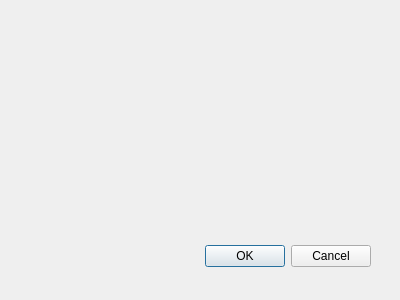
Old version of the form rcl_simplification_dialog_base.ui in the repository spacesyntax/Rcl-simplification-.
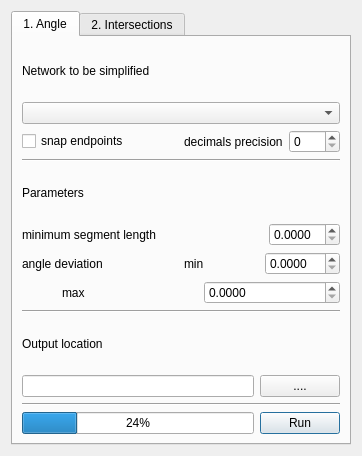
New version of the form.

```diff
--- a/rcl_simplification_dialog_base.ui
+++ b/rcl_simplification_dialog_base.ui
@@ -1,33 +1,449 @@
-<ui version="4.0" >
- <class>RclSimplificationDialogBase</class>
- <widget class="QDialog" name="RclSimplificationDialogBase" >
-  <property name="geometry" >
+<?xml version="1.0" encoding="UTF-8"?>
+<ui version="4.0">
+ <class>MergeLinesDialogBase</class>
+ <widget class="QDialog" name="MergeLinesDialogBase">
+  <property name="geometry">
    <rect>
     <x>0</x>
     <y>0</y>
-    <width>400</width>
-    <height>300</height>
+    <width>362</width>
+    <height>456</height>
    </rect>
   </property>
-  <property name="windowTitle" >
-   <string>RcL Simplification</string>
+  <property name="sizePolicy">
+   <sizepolicy hsizetype="Fixed" vsizetype="Fixed">
+    <horstretch>0</horstretch>
+    <verstretch>0</verstretch>
+   </sizepolicy>
   </property>
-  <widget class="QDialogButtonBox" name="button_box" >
-   <property name="geometry" >
-    <rect>
-     <x>30</x>
-     <y>240</y>
-     <width>341</width>
-     <height>32</height>
-    </rect>
-   </property>
-   <property name="orientation" >
-    <enum>Qt::Horizontal</enum>
-   </property>
-   <property name="standardButtons" >
-    <set>QDialogButtonBox::Cancel|QDialogButtonBox::Ok</set>
-   </property>
-  </widget>
+  <property name="windowTitle">
+   <string>MergeLines</string>
+  </property>
+  <layout class="QGridLayout" name="gridLayout_3">
+   <item row="0" column="0">
+    <widget class="QTabWidget" name="tabWidget">
+     <property name="currentIndex">
+      <number>0</number>
+     </property>
+     <widget class="QWidget" name="tab">
+      <attribute name="title">
+       <string>1. Angle</string>
+      </attribute>
+      <layout class="QVBoxLayout" name="verticalLayout_2">
+       <item>
+        <layout class="QGridLayout" name="gridLayout_2">
+         <item row="1" column="0">
+          <widget class="QComboBox" name="InputCombo1"/>
+         </item>
+         <item row="8" column="0">
+          <widget class="Line" name="line_5">
+           <property name="orientation">
+            <enum>Qt::Horizontal</enum>
+           </property>
+          </widget>
+         </item>
+         <item row="0" column="0">
+          <widget class="QLabel" name="label_36">
+           <property name="text">
+            <string>Network to be simplified </string>
+           </property>
+          </widget>
+         </item>
+         <item row="9" column="0">
+          <widget class="QLabel" name="label_55">
+           <property name="text">
+            <string>Output location</string>
+           </property>
+          </widget>
+         </item>
+         <item row="11" column="0">
+          <widget class="Line" name="line_4">
+           <property name="orientation">
+            <enum>Qt::Horizontal</enum>
+           </property>
+          </widget>
+         </item>
+         <item row="4" column="0">
+          <widget class="QLabel" name="label_6">
+           <property name="text">
+            <string>Parameters</string>
+           </property>
+          </widget>
+         </item>
+         <item row="3" column="0">
+          <widget class="Line" name="line_6">
+           <property name="orientation">
+            <enum>Qt::Horizontal</enum>
+           </property>
+          </widget>
+         </item>
+         <item row="7" column="0">
+          <layout class="QHBoxLayout" name="horizontalLayout_8">
+           <item>
+            <spacer name="horizontalSpacer_2">
+             <property name="orientation">
+              <enum>Qt::Horizontal</enum>
+             </property>
+             <property name="sizeType">
+              <enum>QSizePolicy::Preferred</enum>
+             </property>
+             <property name="sizeHint" stdset="0">
+              <size>
+               <width>40</width>
+               <height>20</height>
+              </size>
+             </property>
+            </spacer>
+           </item>
+           <item>
+            <layout class="QHBoxLayout" name="horizontalLayout_24">
+             <item>
+              <widget class="QLabel" name="label_44">
+               <property name="text">
+                <string>max</string>
+               </property>
+              </widget>
+             </item>
+             <item>
+              <widget class="QDoubleSpinBox" name="maxAngleDevCombo">
+               <property name="decimals">
+                <number>4</number>
+               </property>
+              </widget>
+             </item>
+            </layout>
+           </item>
+          </layout>
+         </item>
+         <item row="12" column="0">
+          <layout class="QHBoxLayout" name="horizontalLayout_7">
+           <item>
+            <widget class="QProgressBar" name="progressBar1">
+             <property name="value">
+              <number>24</number>
+             </property>
+            </widget>
+           </item>
+           <item>
+            <widget class="QPushButton" name="run1">
+             <property name="layoutDirection">
+              <enum>Qt::RightToLeft</enum>
+             </property>
+             <property name="text">
+              <string>Run</string>
+             </property>
+            </widget>
+           </item>
+          </layout>
+         </item>
+         <item row="6" column="0">
+          <layout class="QHBoxLayout" name="horizontalLayout_13">
+           <item>
+            <widget class="QLabel" name="label_46">
+             <property name="text">
+              <string>angle deviation</string>
+             </property>
+            </widget>
+           </item>
+           <item>
+            <layout class="QHBoxLayout" name="horizontalLayout_25">
+             <item>
+              <widget class="QLabel" name="label_47">
+               <property name="text">
+                <string>min</string>
+               </property>
+              </widget>
+             </item>
+             <item>
+              <widget class="QDoubleSpinBox" name="minAngleDevCombo">
+               <property name="decimals">
+                <number>4</number>
+               </property>
+              </widget>
+             </item>
+            </layout>
+           </item>
+          </layout>
+         </item>
+         <item row="10" column="0">
+          <layout class="QHBoxLayout" name="horizontalLayout_26">
+           <item>
+            <widget class="QLineEdit" name="outputText"/>
+           </item>
+           <item>
+            <widget class="QPushButton" name="outputBrowse">
+             <property name="text">
+              <string>....</string>
+             </property>
+            </widget>
+           </item>
+          </layout>
+         </item>
+         <item row="5" column="0">
+          <layout class="QHBoxLayout" name="horizontalLayout_3">
+           <item>
+            <widget class="QLabel" name="label_54">
+             <property name="text">
+              <string>minimum segment length</string>
+             </property>
+            </widget>
+           </item>
+           <item>
+            <widget class="QDoubleSpinBox" name="minSegLengthCombo">
+             <property name="sizePolicy">
+              <sizepolicy hsizetype="Fixed" vsizetype="Fixed">
+               <horstretch>0</horstretch>
+               <verstretch>0</verstretch>
+              </sizepolicy>
+             </property>
+             <property name="decimals">
+              <number>4</number>
+             </property>
+            </widget>
+           </item>
+          </layout>
+         </item>
+         <item row="2" column="0">
+          <layout class="QHBoxLayout" name="horizontalLayout_44">
+           <item>
+            <widget class="QCheckBox" name="snapTickBox1">
+             <property name="text">
+              <string>snap endpoints</string>
+             </property>
+            </widget>
+           </item>
+           <item>
+            <layout class="QHBoxLayout" name="horizontalLayout_45">
+             <item>
+              <widget class="QLabel" name="label_66">
+               <property name="text">
+                <string>decimals precision</string>
+               </property>
+              </widget>
+             </item>
+             <item>
+              <widget class="QDoubleSpinBox" name="decimalsCombo1">
+               <property name="decimals">
+                <number>0</number>
+               </property>
+              </widget>
+             </item>
+            </layout>
+           </item>
+          </layout>
+         </item>
+        </layout>
+       </item>
+      </layout>
+     </widget>
+     <widget class="QWidget" name="tab_2">
+      <attribute name="title">
+       <string>2. Intersections</string>
+      </attribute>
+      <layout class="QVBoxLayout" name="verticalLayout">
+       <item>
+        <layout class="QGridLayout" name="gridLayout">
+         <item row="13" column="0">
+          <layout class="QHBoxLayout" name="horizontalLayout_19">
+           <item>
+            <spacer name="horizontalSpacer_5">
+             <property name="orientation">
+              <enum>Qt::Horizontal</enum>
+             </property>
+             <property name="sizeType">
+              <enum>QSizePolicy::Minimum</enum>
+             </property>
+             <property name="sizeHint" stdset="0">
+              <size>
+               <width>40</width>
+               <height>20</height>
+              </size>
+             </property>
+            </spacer>
+           </item>
+           <item>
+            <layout class="QHBoxLayout" name="horizontalLayout_32">
+             <item>
+              <widget class="QLabel" name="label_62">
+               <property name="text">
+                <string>max</string>
+               </property>
+              </widget>
+             </item>
+             <item>
+              <widget class="QDoubleSpinBox" name="maxLenDevCombo">
+               <property name="decimals">
+                <number>1</number>
+               </property>
+              </widget>
+             </item>
+            </layout>
+           </item>
+          </layout>
+         </item>
+         <item row="14" column="0">
+          <widget class="Line" name="line_3">
+           <property name="orientation">
+            <enum>Qt::Horizontal</enum>
+           </property>
+          </widget>
+         </item>
+         <item row="0" column="0">
+          <widget class="QLabel" name="label_2">
+           <property name="text">
+            <string>Network to be simplified </string>
+           </property>
+          </widget>
+         </item>
+         <item row="15" column="0">
+          <widget class="QLabel" name="label_7">
+           <property name="text">
+            <string>Output location</string>
+           </property>
+          </widget>
+         </item>
+         <item row="4" column="0">
+          <widget class="QLabel" name="label_4">
+           <property name="text">
+            <string>Parameters</string>
+           </property>
+          </widget>
+         </item>
+         <item row="17" column="0">
+          <widget class="Line" name="line_7">
+           <property name="orientation">
+            <enum>Qt::Horizontal</enum>
+           </property>
+          </widget>
+         </item>
+         <item row="3" column="0">
+          <widget class="Line" name="line_18">
+           <property name="orientation">
+            <enum>Qt::Horizontal</enum>
+           </property>
+          </widget>
+         </item>
+         <item row="16" column="0">
+          <layout class="QHBoxLayout" name="horizontalLayout_20">
+           <item>
+            <widget class="QLineEdit" name="outputText2"/>
+           </item>
+           <item>
+            <widget class="QPushButton" name="browseOutput2">
+             <property name="text">
+              <string>....</string>
+             </property>
+            </widget>
+           </item>
+          </layout>
+         </item>
+         <item row="18" column="0">
+          <layout class="QHBoxLayout" name="horizontalLayout_21">
+           <item>
+            <widget class="QProgressBar" name="progressBar2">
+             <property name="value">
+              <number>24</number>
+             </property>
+            </widget>
+           </item>
+           <item>
+            <widget class="QPushButton" name="run2">
+             <property name="layoutDirection">
+              <enum>Qt::RightToLeft</enum>
+             </property>
+             <property name="text">
+              <string>Run</string>
+             </property>
+            </widget>
+           </item>
+          </layout>
+         </item>
+         <item row="5" column="0">
+          <layout class="QHBoxLayout" name="horizontalLayout_18">
+           <item>
+            <widget class="QLabel" name="label_61">
+             <property name="text">
+              <string>intersection distance</string>
+             </property>
+            </widget>
+           </item>
+           <item>
+            <widget class="QDoubleSpinBox" name="interDistCombo">
+             <property name="decimals">
+              <number>4</number>
+             </property>
+            </widget>
+           </item>
+          </layout>
+         </item>
+         <item row="12" column="0">
+          <layout class="QHBoxLayout" name="horizontalLayout_42">
+           <item>
+            <widget class="QLabel" name="label_64">
+             <property name="text">
+              <string>length deviation </string>
+             </property>
+            </widget>
+           </item>
+           <item>
+            <layout class="QHBoxLayout" name="horizontalLayout_43">
+             <item>
+              <widget class="QLabel" name="label_65">
+               <property name="text">
+                <string>min</string>
+               </property>
+              </widget>
+             </item>
+             <item>
+              <widget class="QDoubleSpinBox" name="minLenDevCombo">
+               <property name="decimals">
+                <number>1</number>
+               </property>
+              </widget>
+             </item>
+            </layout>
+           </item>
+          </layout>
+         </item>
+         <item row="2" column="0">
+          <layout class="QHBoxLayout" name="horizontalLayout_40">
+           <item>
+            <widget class="QCheckBox" name="snapTickBox2">
+             <property name="text">
+              <string>snap endpoints</string>
+             </property>
+            </widget>
+           </item>
+           <item>
+            <layout class="QHBoxLayout" name="horizontalLayout_41">
+             <item>
+              <widget class="QLabel" name="label_63">
+               <property name="text">
+                <string>decimals precision</string>
+               </property>
+              </widget>
+             </item>
+             <item>
+              <widget class="QDoubleSpinBox" name="DecimalsCombo2">
+               <property name="decimals">
+                <number>0</number>
+               </property>
+              </widget>
+             </item>
+            </layout>
+           </item>
+          </layout>
+         </item>
+         <item row="1" column="0">
+          <widget class="QComboBox" name="inputCombo2"/>
+         </item>
+        </layout>
+       </item>
+      </layout>
+     </widget>
+    </widget>
+   </item>
+  </layout>
  </widget>
  <resources/>
  <connections>
```
Left out of the diff: 35 changed lines with no effect on the pictures.
